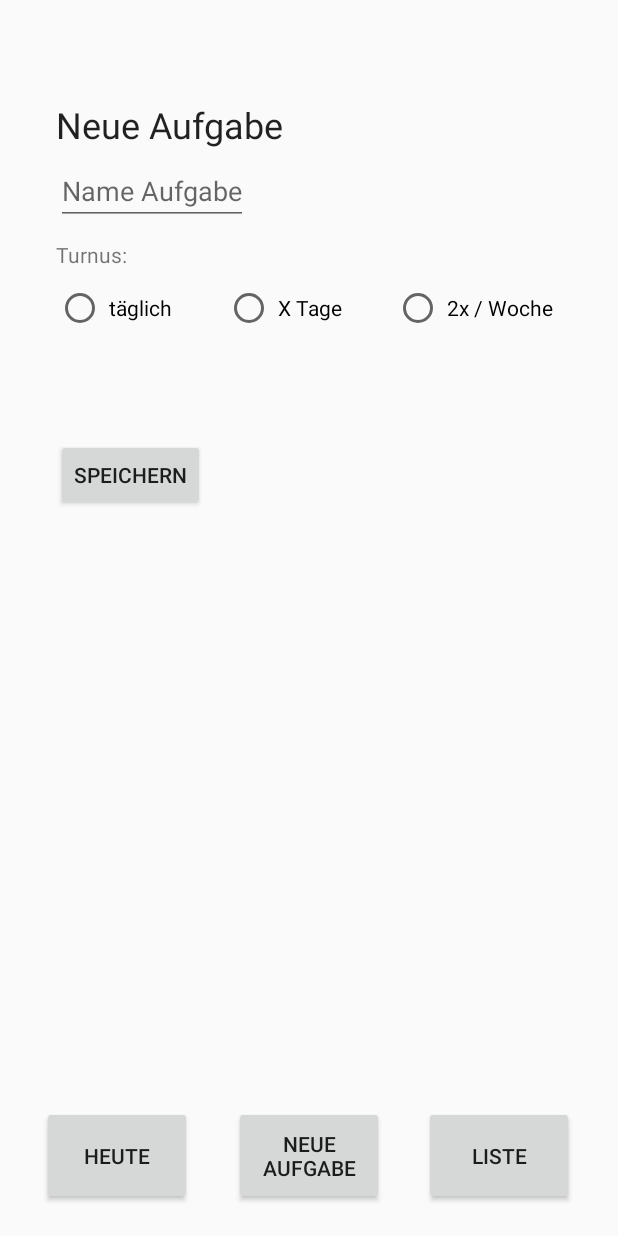
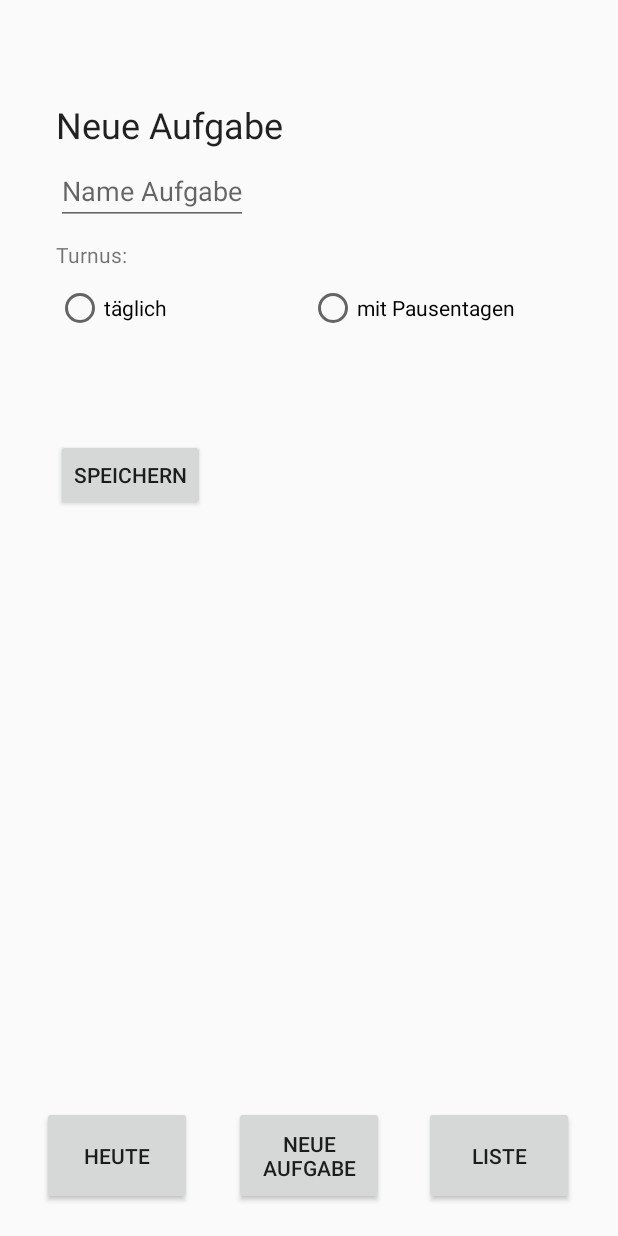
Before and after one commit to MKoehler6/Fitness, an Android app: the screen it shows after launch (MainActivity), after a tap on "NEUE AUFGABE", on a phone screen of 412 x 824 dp. Run offline under Robolectric (Android 15) with nearby library versions, the phone set to English and light mode, and no system bars; 2 statements that could not run were skipped.

Commit message:
Texte in Strings.xml verlagert

```diff
--- a/app/src/main/res/layout/activity_aufgaben_liste.xml
+++ b/app/src/main/res/layout/activity_aufgaben_liste.xml
@@ -10,7 +10,7 @@
         android:id="@+id/textView2"
         android:layout_width="match_parent"
         android:layout_height="30dp"
-        android:text="AufgabenListe:"
+        android:text="@string/aufgabenliste"
         android:textAlignment="center"
         android:textSize="24sp"
         android:textStyle="bold" />
@@ -19,7 +19,7 @@
         android:id="@+id/textView3"
         android:layout_width="match_parent"
         android:layout_height="wrap_content"
-        android:text="kurzer Klick: nicht erledigt    langer Klick: löschen"
+        android:text="@string/AnweisungKlicken"
         android:textAlignment="center"
         android:textSize="12sp" />
 
--- a/app/src/main/res/layout/activity_heute.xml
+++ b/app/src/main/res/layout/activity_heute.xml
@@ -9,7 +9,7 @@
         android:id="@+id/textView2"
         android:layout_width="match_parent"
         android:layout_height="30dp"
-        android:text="Heute zu erledigen:"
+        android:text="@string/heute_zu_erledigen"
         android:textAlignment="center"
         android:textSize="24sp"
         android:textStyle="bold" />
--- a/app/src/main/res/layout/activity_main.xml
+++ b/app/src/main/res/layout/activity_main.xml
@@ -29,7 +29,7 @@
         android:layout_marginStart="8dp"
         android:layout_marginTop="8dp"
         android:onClick="heuteActivity"
-        android:text="Heute"
+        android:text="@string/heute"
         app:layout_constraintBottom_toBottomOf="parent"
         app:layout_constraintEnd_toEndOf="parent"
         app:layout_constraintHorizontal_bias="0.067"
@@ -44,7 +44,7 @@
         android:layout_marginBottom="8dp"
         android:layout_marginTop="8dp"
         android:onClick="neueAufgabeActivity"
-        android:text="Neue Aufgabe"
+        android:text="@string/neue_aufgabe"
         app:layout_constraintBottom_toBottomOf="parent"
         app:layout_constraintEnd_toEndOf="parent"
         app:layout_constraintLeft_toLeftOf="parent"
@@ -62,7 +62,7 @@
         android:layout_marginStart="8dp"
         android:layout_marginTop="8dp"
         android:onClick="listeActivity"
-        android:text="Liste"
+        android:text="@string/liste"
         app:layout_constraintBottom_toBottomOf="parent"
         app:layout_constraintEnd_toEndOf="parent"
         app:layout_constraintHorizontal_bias="0.929"
--- a/app/src/main/res/layout/activity_neue_aufgabe.xml
+++ b/app/src/main/res/layout/activity_neue_aufgabe.xml
@@ -11,11 +11,9 @@
         android:id="@+id/textView"
         android:layout_width="wrap_content"
         android:layout_height="wrap_content"
-        android:layout_alignParentStart="true"
-        android:layout_alignParentTop="true"
         android:layout_marginTop="30dp"
         android:layout_weight="1"
-        android:text="Neue Aufgabe"
+        android:text="@string/neue_aufgabe"
         android:textAppearance="@style/TextAppearance.AppCompat.Headline"
         tools:textSize="24sp" />
 
@@ -24,7 +22,7 @@
         android:layout_width="wrap_content"
         android:layout_height="wrap_content"
         android:layout_marginTop="5dp"
-        android:hint="Name Aufgabe"
+        android:hint="@string/name_aufgabe"
         android:inputType="textPersonName" />
 
     <TextView
@@ -32,7 +30,7 @@
         android:layout_width="wrap_content"
         android:layout_height="wrap_content"
         android:layout_marginTop="10dp"
-        android:text="Turnus:" />
+        android:text="@string/turnus" />
 
     <RadioGroup
         android:id="@+id/radiogroup1"
@@ -48,21 +46,15 @@
             android:layout_weight="1"
             android:checked="false"
             android:duplicateParentState="false"
-            android:text=" täglich" />
+            android:text="@string/taeglich" />
 
         <RadioButton
             android:id="@+id/radioButton9"
             android:layout_width="match_parent"
             android:layout_height="wrap_content"
             android:layout_weight="1"
-            android:text=" X Tage" />
+            android:text="@string/mit_pausentagen" />
 
-        <RadioButton
-            android:id="@+id/radioButton10"
-            android:layout_width="match_parent"
-            android:layout_height="wrap_content"
-            android:layout_weight="1"
-            android:text=" 2x / Woche" />
 
     </RadioGroup>
 
@@ -71,7 +63,7 @@
         android:layout_width="wrap_content"
         android:layout_height="wrap_content"
         android:layout_marginTop="10dp"
-        android:text="Mehrere Tage mit Pause:" />
+        android:text="@string/mit_pausentagen" />
 
     <RadioGroup
         android:id="@+id/rgpos"
@@ -85,21 +77,21 @@
             android:layout_width="wrap_content"
             android:layout_height="wrap_content"
             android:layout_weight="1"
-            android:text=" XOXO" />
+            android:text="@string/_1d_pause" />
 
         <RadioButton
             android:id="@+id/radioButton13"
             android:layout_width="wrap_content"
             android:layout_height="wrap_content"
             android:layout_weight="1"
-            android:text=" XXOXXO" />
+            android:text="@string/_2d_pause" />
 
         <RadioButton
             android:id="@+id/radioButton14"
             android:layout_width="wrap_content"
             android:layout_height="wrap_content"
             android:layout_weight="1"
-            android:text=" XXXOXXXO" />
+            android:text="@string/_3d_pause" />
     </RadioGroup>
 
     <Button
@@ -107,6 +99,6 @@
         android:layout_width="wrap_content"
         android:layout_height="wrap_content"
         android:layout_weight="1"
-        android:text="Speichern" />
+        android:text="@string/speichern" />
 
 </LinearLayout>
--- a/app/src/main/res/values/strings.xml
+++ b/app/src/main/res/values/strings.xml
@@ -2,5 +2,19 @@
     <string name="app_name">Fitness</string>
     <string name="saved">Gespeichert</string>
     <string name="deleted">Gelöscht</string>
+    <string name="aufgabenliste">AufgabenListe:</string>
+    <string name="AnweisungKlicken">kurzer Klick: nicht erledigt langer Klick: löschen</string>
+    <string name="heute_zu_erledigen">Heute zu erledigen:</string>
+    <string name="heute">Heute</string>
+    <string name="neue_aufgabe">Neue Aufgabe</string>
+    <string name="liste">Liste</string>
+    <string name="name_aufgabe">Name Aufgabe</string>
+    <string name="turnus">Turnus:</string>
+    <string name="taeglich">täglich</string>
+    <string name="_1d_pause"> 1d Pause</string>
+    <string name="_2d_pause"> 2d Pause</string>
+    <string name="_3d_pause"> 3d Pause</string>
+    <string name="mit_pausentagen"> mit Pausentagen</string>
+    <string name="speichern">Speichern</string>
 
 </resources>
```
Also changed, not shown: app/src/main/res/layout/text_text_zweizeilen.xml (+0 -31 lines).
